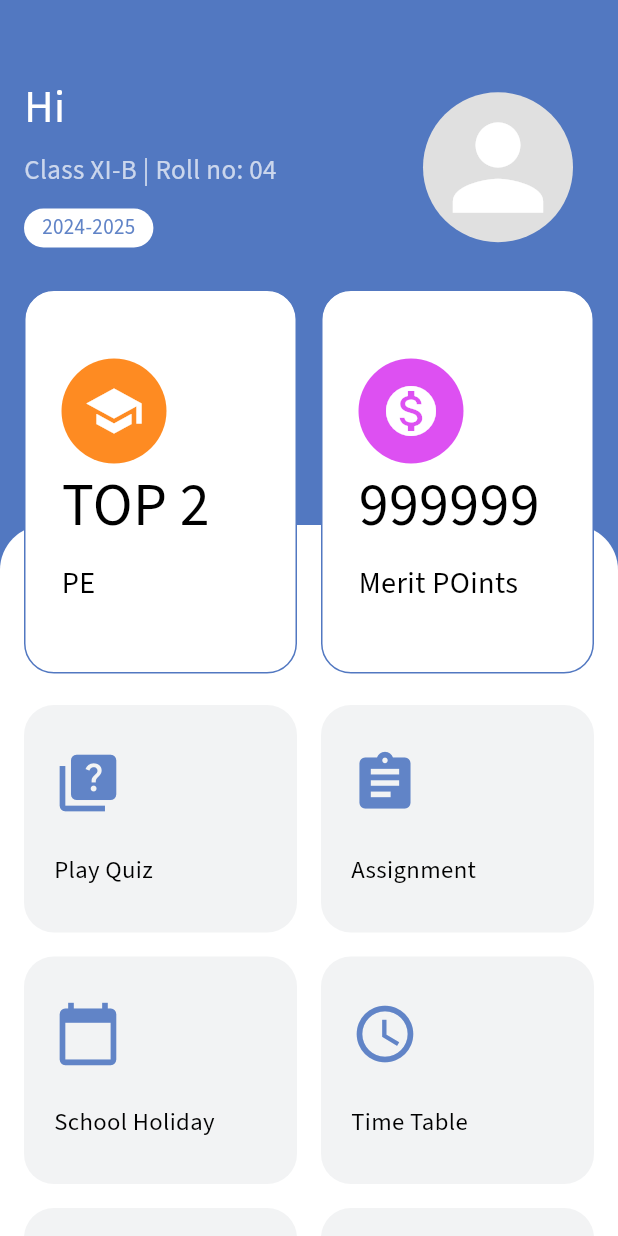
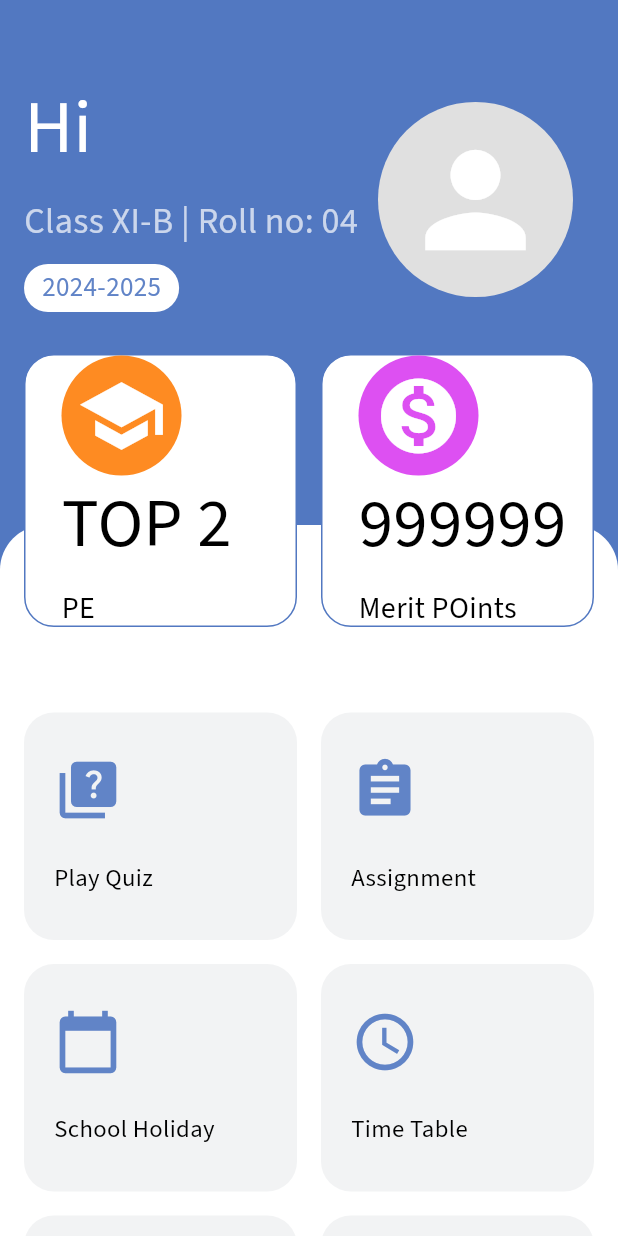
Before and after one commit to georgecabaccang/iskulapp-flutter, a Flutter app: the HomePage screen opened directly with empty values, on a phone screen of 412 x 824 dp. Run offline on Flutter 3.47's test engine with Material 3 defaults, Android fonts, the phone set to English and light mode, and no system bars; our stand-ins replace dotted_line, flutter_bloc, flutter_dotenv, flutter_secure_storage, flutter_spinkit, freezed_annotation and 1 more; accounts and stored records are empty.

Commit message:
Revert "fix responsiveness"
This reverts commit cf95e2211077d5217e5603b37e78061c4c4341ef.

```diff
--- a/lib/pages/home/home_page.dart
+++ b/lib/pages/home/home_page.dart
@@ -1,5 +1,4 @@
 import 'package:flutter/material.dart';
-import 'dart:math' as math;
 import 'package:school_erp/features/auth/bloc/auth_bloc_barrel.dart';
 import 'package:school_erp/features/auth/auth_repository/auth_repository.dart';
 import 'package:school_erp/pages/EnterExitRoute.dart';
@@ -173,7 +172,7 @@ class _HomePageState extends State<HomePage> {
   Widget _buildMainContent() {
     return Container(
       margin: const EdgeInsets.only(top: 350 ),
-      padding: const EdgeInsets.only(top: 90 ),
+      padding: const EdgeInsets.only(top: 100 ),
       decoration: const BoxDecoration(
         color: AppColors.whiteColor,
         borderRadius: BorderRadius.only(
@@ -197,12 +196,7 @@ class _HomePageState extends State<HomePage> {
 
   Widget profileInfo(AuthenticatedUser user) {
     return SafeArea(
-      child: LayoutBuilder(
-        builder: (context, constraints) {
-          double screenWidth = MediaQuery.of(context).size.width;
-          bool isSmallScreen = screenWidth < 400;
-
-          return Row(
+      child: Row(
         crossAxisAlignment: CrossAxisAlignment.center,
         children: [
           Padding(
@@ -211,41 +205,32 @@ class _HomePageState extends State<HomePage> {
           ),
           const Spacer(),
           Padding(
-                padding: EdgeInsets.only(
-                  right: isSmallScreen ? 16.0 : 30.0,
-                  top: isSmallScreen ? 0.0 : 30.0,
-                ),
+            padding: const EdgeInsets.only(right: 30, top: 30.0),
             child: Align(
-                  alignment: isSmallScreen ? Alignment.topLeft : Alignment.bottomLeft,
+              alignment: Alignment.bottomLeft,
               child: GestureDetector(
                 onTap: () {
                   Navigator.push(
                     context,
-                        EnterExitRoute(
-                          exitPage: context.widget,
-                          enterPage: const ProfilePage(),
-                        ),
+                    EnterExitRoute(exitPage: context.widget, enterPage: const ProfilePage())
                   );
                 },
                 child: CircleAvatar(
-                      radius: isSmallScreen ? 40 : 50, // Adjust the radius for small screens
+                  radius: 65,
                   backgroundColor: Colors.grey[300],
-                      child: Icon(
+                  child: const Icon(
                     Icons.person,
-                        size: isSmallScreen ? 60 : 90, // Adjust icon size
+                    size: 100,
                     color: Colors.white,
                   ),
                 ),
               ),
-                ),
+            )
           ),
         ],
-          );
-        },
       ),
     );
   }
-
 
   Widget _buildUserInfo(AuthenticatedUser user) {
     return Container(
@@ -257,7 +242,7 @@ class _HomePageState extends State<HomePage> {
         children: [
           Text(
             TextConstants.homePageMessage(user.firstName, user.lastName),
-            style: headingStyle().copyWith(fontSize: 30.0, fontWeight: FontWeight.w500),
+            style: headingStyle().copyWith(fontSize: 50.0, fontWeight: FontWeight.w500),
           ),
           const SizedBox(height: 8.0),
           Opacity(
@@ -265,7 +250,7 @@ class _HomePageState extends State<HomePage> {
             child: Text(
               "Class XI-B | Roll no: 04",
               style: bodyStyle().copyWith(
-                fontSize: 18.0,
+                fontSize: 24.0,
                 color: AppColors.whiteColor,
               ),
             ),
@@ -280,7 +265,7 @@ class _HomePageState extends State<HomePage> {
             ),
             child: Text(
               "2024-2025",
-              style: bodyStyle().copyWith(fontSize: 14.0, color: const Color(0xFF6184C7) ),
+              style: bodyStyle().copyWith(fontSize: 18.0, color: const Color(0xFF6184C7) ),
             ),
           ),
         ],
@@ -306,7 +291,7 @@ class _HomePageState extends State<HomePage> {
     ];
 
     return Padding(
-      padding: const EdgeInsets.symmetric(horizontal: 16.0, vertical: 0),
+      padding: const EdgeInsets.symmetric(horizontal: 16.0),
       child: GridView.builder(
         physics: const NeverScrollableScrollPhysics(),  // To keep it non-scrollable
         shrinkWrap: true,  // Ensures the grid view only takes the necessary space
@@ -314,8 +299,7 @@ class _HomePageState extends State<HomePage> {
           crossAxisCount: 2,
           crossAxisSpacing: 16.0,
           mainAxisSpacing: 16.0,
-            mainAxisExtent: 256,
-            childAspectRatio: 0.78,
+          childAspectRatio: 1.0,
         ),
         itemCount: importantItems.length,
         itemBuilder: (context, index) {
@@ -339,16 +323,11 @@ class _HomePageState extends State<HomePage> {
     required Color color,
     required VoidCallback onTap,
   }) {
-
-    double screenWidth = MediaQuery.of(context).size.width;
-    double textSize = math.min(screenWidth * 0.1, 40.0);  // Max size is 40
-    double textSizeSm = math.min(screenWidth * 0.049, 24.0);  // Max size is 24
-
     return GestureDetector(
       onTap: onTap,
       child: Container(
         alignment: Alignment.centerLeft,
-        padding: const EdgeInsets.symmetric(horizontal: 8, vertical: 16),
+        padding: const EdgeInsets.symmetric(horizontal: 8),
         decoration: BoxDecoration(
           color: Colors.white,
           borderRadius: BorderRadius.circular(20.0),
@@ -364,14 +343,14 @@ class _HomePageState extends State<HomePage> {
                 crossAxisAlignment: CrossAxisAlignment.start,
                 children: [
                   CircleAvatar(
-                    radius: 35.0,
+                    radius: 40.0,
                     backgroundColor: color,
-                    child: Icon(icon, size: 40.0, color: Colors.white),
+                    child: Icon(icon, size: 60.0, color: Colors.white),
                   ),
                   Text(
                     value,
                     style: headingStyle().copyWith(
-                      fontSize: textSize,
+                      fontSize: 46.0,
                       color: Colors.black,
                       fontWeight: FontWeight.w500,
                     ),
@@ -379,7 +358,7 @@ class _HomePageState extends State<HomePage> {
                   const SizedBox(height: 8.0),
                   Text(
                     title,
-                    style: bodyStyle().copyWith(fontSize: textSizeSm),
+                    style: bodyStyle().copyWith(fontSize: 20.0),
                   ),
                 ],
               ),
@@ -442,7 +421,7 @@ class _HomePageState extends State<HomePage> {
         mainAxisSpacing: 16.0,
         childAspectRatio: 1.2,
       ),
-      padding: const EdgeInsets.symmetric(horizontal: 16, vertical: 30.0),
+      padding: const EdgeInsets.symmetric(horizontal: 16, vertical: 25.0),
       itemCount: items.length,
       itemBuilder: (context, index) {
         return NavigationCard(
```
Lines whose indentation alone changed are shown as unchanged.
